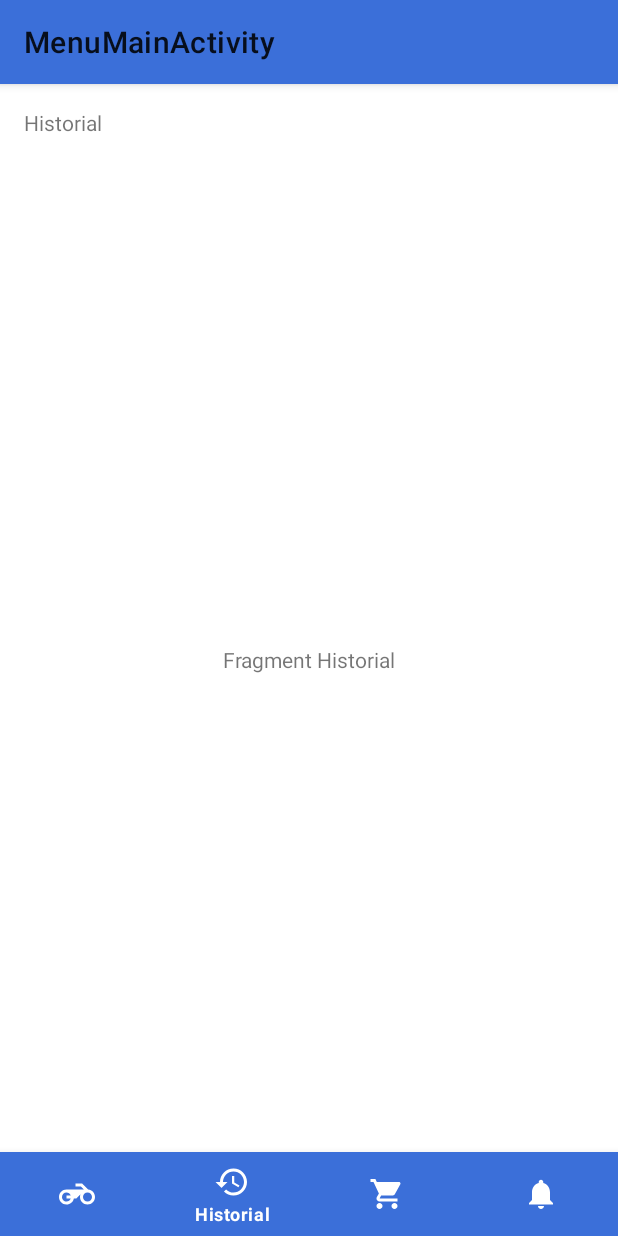
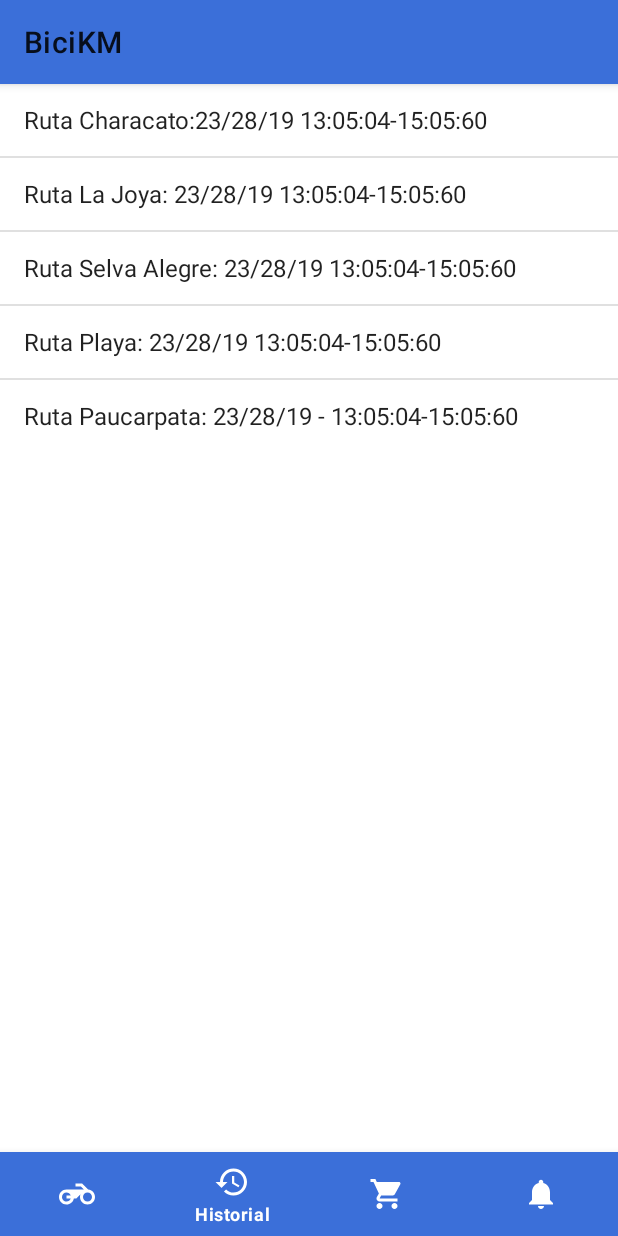
Before and after one commit to jesersu/BiciKm, an Android app: the MenuMainActivity screen opened directly, with no data from a screen before it, item 2 of the bottom bar chosen, on a phone screen of 412 x 824 dp. Run offline under Robolectric (Android 15) with nearby library versions, the phone set to English and light mode, and no system bars.

```diff
--- a/app/src/main/java/idnp/app/bicikm/HistorialFragment.java
+++ b/app/src/main/java/idnp/app/bicikm/HistorialFragment.java
@@ -5,10 +5,14 @@ import android.net.Uri;
 import android.os.Bundle;
 
 import androidx.fragment.app.Fragment;
+import androidx.fragment.app.ListFragment;
 
 import android.view.LayoutInflater;
 import android.view.View;
 import android.view.ViewGroup;
+import android.widget.AdapterView;
+import android.widget.ArrayAdapter;
+import android.widget.Toast;
 
 
 /**
@@ -19,9 +23,12 @@ import android.view.ViewGroup;
  * Use the {@link HistorialFragment#newInstance} factory method to
  * create an instance of this fragment.
  */
-public class HistorialFragment extends Fragment {
+public class HistorialFragment extends ListFragment implements AdapterView.OnItemClickListener {
     // TODO: Rename parameter arguments, choose names that match
     // the fragment initialization parameters, e.g. ARG_ITEM_NUMBER
+    String[] users = new String[] { "Suresh","Rohini","Trishika","Praveen","Sateesh","Madhav" };
+    String[] location = new String[]{"Hyderabad","Guntur","Hyderabad","Bangalore","Vizag","Nagpur"};
+
     private static final String ARG_PARAM1 = "param1";
     private static final String ARG_PARAM2 = "param2";
 
@@ -93,6 +100,19 @@ public class HistorialFragment extends Fragment {
         mListener = null;
     }
 
+    @Override
+    public void onActivityCreated(Bundle savedInstanceState) {
+        super.onActivityCreated(savedInstanceState);
+        ArrayAdapter adapter = ArrayAdapter.createFromResource(getActivity(),
+                R.array.Planets, android.R.layout.simple_list_item_1);
+        setListAdapter(adapter);
+        getListView().setOnItemClickListener(this);
+    }
+    @Override
+    public void onItemClick(AdapterView<?> parent, View view, int position, long id) {
+        Toast.makeText(getActivity(), "Item: " + position, Toast.LENGTH_SHORT).show();
+    }
+
     /**
      * This interface must be implemented by activities that contain this
      * fragment to allow an interaction in this fragment to be communicated
--- a/app/src/main/java/idnp/app/bicikm/MenuMainActivity.java
+++ b/app/src/main/java/idnp/app/bicikm/MenuMainActivity.java
@@ -27,22 +27,22 @@ public class MenuMainActivity extends AppCompatActivity implements
         public boolean onNavigationItemSelected(@NonNull MenuItem item) {
             switch (item.getItemId()) {
                 case R.id.navigation_home:
-                    mTextMessage.setText(R.string.title_home);
+                    // mTextMessage.setText(R.string.title_home);
                     HomeFragment homeFragment = new HomeFragment();
                     openFragment(homeFragment);
                     return true;
                 case R.id.navigation_historial:
-                    mTextMessage.setText(R.string.title_historial);
+                    // mTextMessage.setText(R.string.title_historial);
                     HistorialFragment historialFragment = new HistorialFragment();
                     openFragment(historialFragment);
                     return true;
                 case R.id.navigation_recompensas:
-                    mTextMessage.setText(R.string.title_recompensas);
+                    // mTextMessage.setText(R.string.title_recompensas);
                     RecompensasFragment recompensasFragment = new RecompensasFragment();
                     openFragment(recompensasFragment);
                     return true;
                 case R.id.navigation_notificaciones:
-                    mTextMessage.setText(R.string.title_recompensas);
+                    // mTextMessage.setText(R.string.title_notificaciones);
                     NotificationsFragment notificationsFragment = new NotificationsFragment();
                     openFragment(notificationsFragment);
                     return true;
--- a/app/src/main/res/layout/activity_menu_main.xml
+++ b/app/src/main/res/layout/activity_menu_main.xml
@@ -6,17 +6,6 @@
     android:layout_height="match_parent"
     xmlns:tools="http://schemas.android.com/tools"
     tools:context=".MenuMainActivity">
-
-    <TextView
-        android:id="@+id/message"
-        android:layout_width="wrap_content"
-        android:layout_height="wrap_content"
-        android:layout_marginStart="@dimen/activity_horizontal_margin"
-        android:layout_marginLeft="@dimen/activity_horizontal_margin"
-        android:layout_marginTop="@dimen/activity_vertical_margin"
-        android:text="@string/title_home"
-        app:layout_constraintLeft_toLeftOf="parent"
-        app:layout_constraintTop_toTopOf="parent" />
 
     <com.google.android.material.bottomnavigation.BottomNavigationView
         style="@style/Widget.MaterialComponents.BottomNavigationView"        android:id="@+id/nav_view"
--- a/app/src/main/res/layout/fragment_historial.xml
+++ b/app/src/main/res/layout/fragment_historial.xml
@@ -1,13 +1,19 @@
 <?xml version="1.0" encoding="utf-8"?>
-<LinearLayout xmlns:android="http://schemas.android.com/apk/res/android"
+<LinearLayout
+    xmlns:android="http://schemas.android.com/apk/res/android"
     android:layout_width="match_parent"
     android:layout_height="match_parent"
-    android:orientation="vertical">
+    android:orientation="vertical" >
+
+    <ListView
+        android:id="@android:id/list"
+        android:layout_width="match_parent"
+        android:layout_height="wrap_content" >
+    </ListView>
 
     <TextView
+        android:id="@android:id/empty"
         android:layout_width="match_parent"
-        android:layout_height="match_parent"
-        android:text="Fragment Historial"
-        android:gravity="center_vertical|center_horizontal"/>
-
+        android:layout_height="wrap_content" >
+    </TextView>
 </LinearLayout>
--- a/app/src/main/res/values/strings.xml
+++ b/app/src/main/res/values/strings.xml
@@ -1,6 +1,6 @@
 <resources>
     <string name="app_name">BiciKM</string>
-    <string name="title_activity_menu_main">MenuMainActivity</string>
+    <string name="title_activity_menu_main">BiciKM</string>
     <string name="title_home">Iniciar Ruta</string>
     <string name="title_historial">Historial</string>
     <string name="title_recompensas">Recompensas</string>
@@ -9,4 +9,12 @@
 
     <!-- TODO: Remove or change this placeholder text -->
     <string name="hello_blank_fragment">Hello blank fragment</string>
+
+    <string-array name="Planets">
+        <item>Ruta Characato:23/28/19 13:05:04-15:05:60</item>
+        <item>Ruta La Joya: 23/28/19 13:05:04-15:05:60 </item>
+        <item>Ruta Selva Alegre: 23/28/19 13:05:04-15:05:60</item>
+        <item>Ruta Playa: 23/28/19 13:05:04-15:05:60</item>
+        <item>Ruta Paucarpata: 23/28/19 - 13:05:04-15:05:60</item>
+    </string-array>
 </resources>
```
